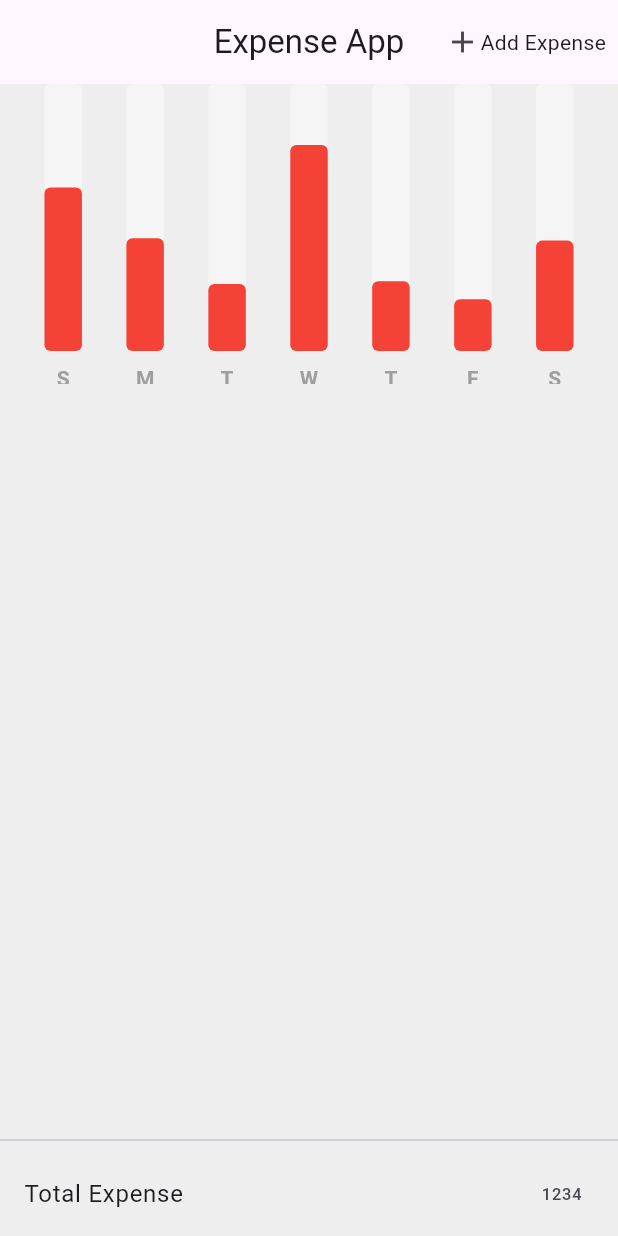
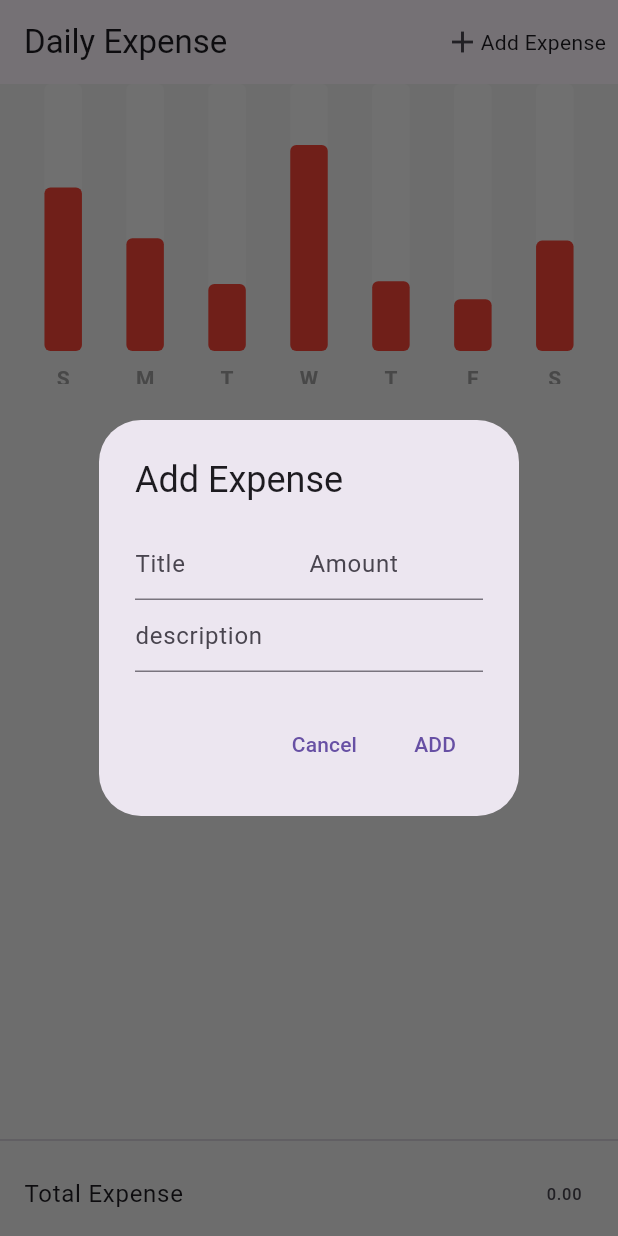
Before and after one commit to Hassan9865/Expense-tracking-app, a Flutter app: the screen it shows after launch, after a tap on "Add Expense", on a phone screen of 412 x 824 dp. Run offline on Flutter 3.47's test engine with Material 3 defaults, Android fonts, the phone set to English and light mode, and no system bars; drawn by our look-alikes of fl_chart; our stand-ins replace hive, hive_flutter, stacked, stacked_services; accounts and stored records are empty.

Commit message:
Daily expense App

```diff
--- a/lib/app/app.dart
+++ b/lib/app/app.dart
@@ -1,9 +1,9 @@
-import 'package:daily_expense/pages/homeview.dart';
+import 'package:daily_expense/pages/Splash%20View/splash_view.dart';
 import 'package:stacked/stacked_annotations.dart';
 import 'package:stacked_services/stacked_services.dart';
 
 @StackedApp(routes: [
-  MaterialRoute(page: HomePage, initial: true),
+  MaterialRoute(page: SplashView, initial: true),
 ], dependencies: [
   Singleton(classType: NavigationService),
 ])
--- a/lib/main.dart
+++ b/lib/main.dart
@@ -1,4 +1,4 @@
-import 'package:daily_expense/pages/homeview.dart';
+import 'package:daily_expense/pages/Splash%20View/splash_view.dart';
 import 'package:flutter/material.dart';
 import 'package:hive_flutter/adapters.dart';
 
@@ -16,7 +16,7 @@ class MyApp extends StatelessWidget {
   Widget build(BuildContext context) {
     return const MaterialApp(
       debugShowCheckedModeBanner: false,
-      home: HomePage(),
+      home: SplashView(),
     );
   }
 }
--- a/lib/pages/homeview.dart
+++ b/lib/pages/Home View/home_view.dart
@@ -1,5 +1,5 @@
 import 'package:daily_expense/BarGraph/barGraph.dart';
-import 'package:daily_expense/pages/home_viewModel.dart';
+import 'package:daily_expense/pages/Home%20View/home_viewModel.dart';
 import 'package:flutter/material.dart';
 import 'package:stacked/stacked.dart';
 
@@ -21,21 +21,20 @@ class HomePage extends StatelessWidget {
       viewModelBuilder: () => HomeViewModel(),
       onViewModelReady: (viewModel) => viewModel.readExpense(),
       builder: (context, HomeViewModel viewModel, index) {
+        double totalExpense = 0.0;
+        viewModel.expenseList.forEach((item) {
+          totalExpense += double.parse(item['Amount'] ?? '0');
+        });
         return Scaffold(
           backgroundColor: Colors.grey[200],
-          // floatingActionButton: FloatingActionButton(
-          //   onPressed: () {
-          //     viewModel.showModel(context, context, null);
-          //   },
-          //   child: const Icon(Icons.add),
-          // ),
           appBar: AppBar(
-            centerTitle: true,
-            title: Text("Expense App"),
+            title: const Text("Daily Expense"),
             actions: [
               IconButton(
-                  onPressed: () {},
-                  icon: Row(
+                  onPressed: () {
+                    viewModel.showModel(context, context, null);
+                  },
+                  icon: const Row(
                     children: [
                       Icon(
                         Icons.add,
@@ -86,7 +85,7 @@ class HomePage extends StatelessWidget {
                 Divider(),
                 ListTile(
                   title: Text("Total Expense"),
-                  trailing: Text("1234"),
+                  trailing: Text(totalExpense.toStringAsFixed(2)),
                 ),
               ],
             ),
--- /dev/null
+++ b/lib/pages/Splash View/splash_view.dart
@@ -0,0 +1,36 @@
+import 'dart:async';
+
+import 'package:daily_expense/pages/Home%20View/home_view.dart';
+import 'package:daily_expense/pages/Splash%20View/splash_viewModel.dart';
+import 'package:flutter/material.dart';
+import 'package:stacked/stacked.dart';
+
+class SplashView extends StatelessWidget {
+  const SplashView({super.key});
+
+  @override
+  Widget build(BuildContext context) {
+    return ViewModelBuilder.reactive(
+      viewModelBuilder: () => SplashViewModel(),
+      onViewModelReady: (viewModel) {
+        Timer(
+          Duration(seconds: 3),
+          () => Navigator.of(context).pushReplacement(MaterialPageRoute(
+            builder: (BuildContext context) => const HomePage(),
+          )),
+        );
+      },
+      builder: (context, viewModel, child) {
+        return Scaffold(
+            backgroundColor: Colors.grey[200],
+            body: Center(
+              child: Container(
+                height: 250,
+                width: 250,
+                child: Image.asset('assets/icon.png'),
+              ),
+            ));
+      },
+    );
+  }
+}
--- /dev/null
+++ b/lib/pages/Splash View/splash_viewModel.dart
@@ -0,0 +1,3 @@
+import 'package:stacked/stacked.dart';
+
+class SplashViewModel extends BaseViewModel {}
```
Also changed, not shown: pubspec.yaml (+8 -3 lines), assets/icon.png (added), lib/pages/Home View/home_viewModel.dart (renamed from lib/pages/home_viewModel.dart), pubspec.lock, 28 other files.
